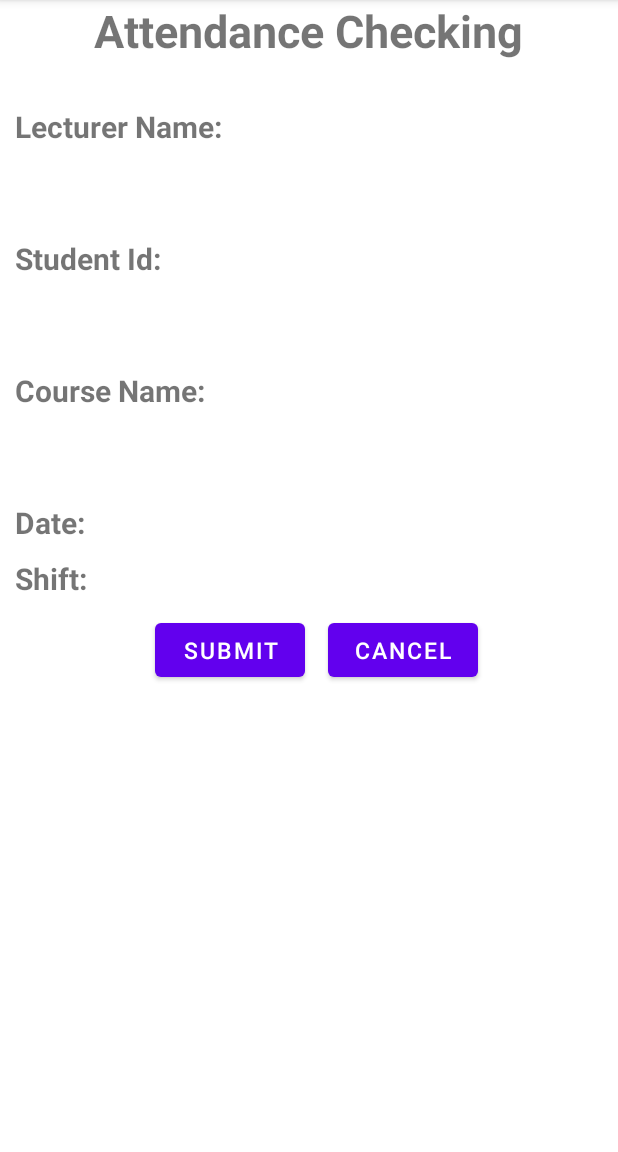
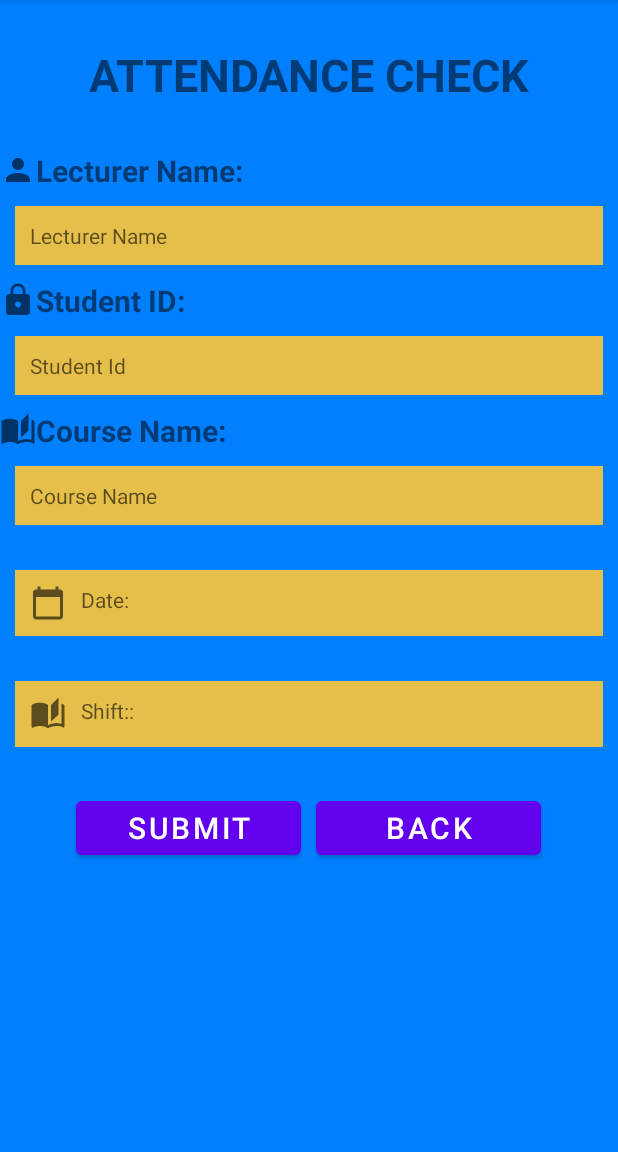
Before and after one commit to letannam1999/Systhesis-project, an Android app: the CheckAttendance screen opened directly, with no data from a screen before it, on a phone screen of 412 x 824 dp, the part 84-1236 px from its top. Run offline under Robolectric (Android 15) with nearby library versions, the light colour scheme and no system bars; 5 statements that could not run were skipped.

Commit message:
Complete design all UI

```diff
--- /dev/null
+++ b/Systhesis_project/app/src/main/res/drawable/nsinh.xml
@@ -0,0 +1,10 @@
+<vector xmlns:android="http://schemas.android.com/apk/res/android"
+    android:width="24dp"
+    android:height="24dp"
+    android:viewportWidth="24"
+    android:viewportHeight="24"
+    android:tint="?attr/colorControlNormal">
+  <path
+      android:fillColor="@android:color/white"
+      android:pathData="M20,3h-1L19,1h-2v2L7,3L7,1L5,1v2L4,3c-1.1,0 -2,0.9 -2,2v16c0,1.1 0.9,2 2,2h16c1.1,0 2,-0.9 2,-2L22,5c0,-1.1 -0.9,-2 -2,-2zM20,21L4,21L4,8h16v13z"/>
+</vector>
--- /dev/null
+++ b/Systhesis_project/app/src/main/res/drawable/pass.xml
@@ -0,0 +1,10 @@
+<vector xmlns:android="http://schemas.android.com/apk/res/android"
+    android:width="24dp"
+    android:height="24dp"
+    android:viewportWidth="24"
+    android:viewportHeight="24"
+    android:tint="?attr/colorControlNormal">
+  <path
+      android:fillColor="@android:color/white"
+      android:pathData="M18,8h-1L17,6c0,-2.76 -2.24,-5 -5,-5S7,3.24 7,6v2L6,8c-1.1,0 -2,0.9 -2,2v10c0,1.1 0.9,2 2,2h12c1.1,0 2,-0.9 2,-2L20,10c0,-1.1 -0.9,-2 -2,-2zM12,17c-1.1,0 -2,-0.9 -2,-2s0.9,-2 2,-2 2,0.9 2,2 -0.9,2 -2,2zM15.1,8L8.9,8L8.9,6c0,-1.71 1.39,-3.1 3.1,-3.1 1.71,0 3.1,1.39 3.1,3.1v2z"/>
+</vector>
--- /dev/null
+++ b/Systhesis_project/app/src/main/res/drawable/status.xml
@@ -0,0 +1,10 @@
+<vector xmlns:android="http://schemas.android.com/apk/res/android"
+    android:width="24dp"
+    android:height="24dp"
+    android:viewportWidth="24"
+    android:viewportHeight="24"
+    android:tint="?attr/colorControlNormal">
+  <path
+      android:fillColor="@android:color/white"
+      android:pathData="M19,1l-5,5v11l5,-4.5L19,1zM1,6v14.65c0,0.25 0.25,0.5 0.5,0.5 0.1,0 0.15,-0.05 0.25,-0.05C3.1,20.45 5.05,20 6.5,20c1.95,0 4.05,0.4 5.5,1.5L12,6c-1.45,-1.1 -3.55,-1.5 -5.5,-1.5S2.45,4.9 1,6zM23,19.5L23,6c-0.6,-0.45 -1.25,-0.75 -2,-1v13.5c-1.1,-0.35 -2.3,-0.5 -3.5,-0.5 -1.7,0 -4.15,0.65 -5.5,1.5v2c1.35,-0.85 3.8,-1.5 5.5,-1.5 1.65,0 3.35,0.3 4.75,1.05 0.1,0.05 0.15,0.05 0.25,0.05 0.25,0 0.5,-0.25 0.5,-0.5v-1.1z"/>
+</vector>
--- /dev/null
+++ b/Systhesis_project/app/src/main/res/drawable/username.xml
@@ -0,0 +1,10 @@
+<vector xmlns:android="http://schemas.android.com/apk/res/android"
+    android:width="24dp"
+    android:height="24dp"
+    android:viewportWidth="24"
+    android:viewportHeight="24"
+    android:tint="?attr/colorControlNormal">
+  <path
+      android:fillColor="@android:color/white"
+      android:pathData="M12,12c2.21,0 4,-1.79 4,-4s-1.79,-4 -4,-4 -4,1.79 -4,4 1.79,4 4,4zM12,14c-2.67,0 -8,1.34 -8,4v2h16v-2c0,-2.66 -5.33,-4 -8,-4z"/>
+</vector>
--- a/Systhesis_project/app/src/main/res/layout/activity_check_attendance.xml
+++ b/Systhesis_project/app/src/main/res/layout/activity_check_attendance.xml
@@ -1,91 +1,105 @@
 <?xml version="1.0" encoding="utf-8"?>
-<LinearLayout xmlns:android="http://schemas.android.com/apk/res/android"
+<RelativeLayout xmlns:android="http://schemas.android.com/apk/res/android"
     xmlns:app="http://schemas.android.com/apk/res-auto"
+    android:id="@+id/activity_main"
     xmlns:tools="http://schemas.android.com/tools"
     android:layout_width="match_parent"
     android:layout_height="match_parent"
     android:orientation="vertical"
+    android:background="#0080ff"
     tools:context=".CheckAttendance">
 
+
+    <LinearLayout
+        android:layout_width="match_parent"
+        android:layout_height="match_parent"
+        android:orientation="vertical">
+
         <TextView
+            android:id="@+id/accountName"
+            android:text="ATTENDANCE CHECK"
+            android:layout_width="match_parent"
+            android:layout_height="100dp"
+            android:gravity="center"
+            android:textStyle="bold"
+            android:textSize="30dp" />
+
+        <TextView
+            android:drawableLeft="@drawable/username"
             android:layout_width="wrap_content"
             android:layout_height="wrap_content"
-        android:text="Attendance Checking"
-        android:textSize="30dp"
-        android:layout_gravity="center"
-        android:textStyle="bold"/>
-
-    <TextView
-        android:layout_width="match_parent"
-        android:layout_height="wrap_content"
-        android:textStyle="bold"
             android:text="Lecturer Name:"
             android:textSize="20dp"
-        android:layout_marginLeft="10dp"
-        android:layout_marginTop="30dp"/>
-
+            android:textStyle="bold"/>
         <TextView
             android:id="@+id/lecturerName"
             android:layout_width="match_parent"
             android:layout_height="wrap_content"
-        android:textSize="30dp"
-        android:layout_marginLeft="10dp"
-        android:layout_marginTop="10dp"/>
-
+            android:background="@color/white"
+            android:backgroundTint="#E6BF4A"
+            android:hint="Lecturer Name"
+            android:padding="10dp"
+            android:layout_margin="10dp"
+            android:drawablePadding="10dp"
+            />
+        <TextView
+            android:drawableLeft="@drawable/pass"
+            android:layout_width="wrap_content"
+            android:layout_height="wrap_content"
+            android:text="Student ID:"
+            android:textSize="20dp"
+            android:textStyle="bold"/>
         <TextView
             android:layout_width="match_parent"
             android:layout_height="wrap_content"
-        android:textStyle="bold"
-        android:text="Student Id:"
-        android:textSize="20dp"
-        android:layout_marginLeft="10dp"
-        android:layout_marginTop="10dp"/>
+            android:id="@+id/studentId"
+            android:backgroundTint="#E6BF4A"
+            android:background="@color/white"
+            android:hint="Student Id"
+            android:padding="10dp"
+            android:layout_margin="10dp"
+            android:drawablePadding="10dp"
+            />
 
         <TextView
-        android:id="@+id/studentId"
-        android:layout_width="match_parent"
+            android:drawableLeft="@drawable/status"
+            android:layout_width="wrap_content"
             android:layout_height="wrap_content"
-        android:textSize="30dp"
-        android:layout_marginLeft="10dp"
-        android:layout_marginTop="10dp"/>
-
+            android:text="Course Name:"
+            android:textSize="20dp"
+            android:textStyle="bold"/>
         <TextView
             android:layout_width="match_parent"
             android:layout_height="wrap_content"
-        android:text="Course Name:"
-        android:textSize="20dp"
-        android:textStyle="bold"
-        android:layout_marginLeft="10dp"
-        android:layout_marginTop="10dp"/>
-
-    <TextView
             android:id="@+id/courseName"
-        android:layout_width="match_parent"
-        android:layout_height="wrap_content"
-        android:textSize="30dp"
-        android:layout_marginLeft="10dp"
-        android:layout_marginTop="10dp"/>
+            android:background="@color/white"
+            android:hint="Course Name"
+            android:backgroundTint="#E6BF4A"
+            android:padding="10dp"
+            android:layout_margin="10dp"
+            android:drawablePadding="10dp"
+            />
 
         <LinearLayout
+
             android:layout_width="match_parent"
             android:layout_height="wrap_content"
             android:orientation="horizontal"
             android:layout_marginTop="10dp"
-        android:layout_marginLeft="10dp">
+            >
 
             <TextView
-            android:layout_width="70dp"
-            android:layout_height="wrap_content"
-            android:textStyle="bold"
-            android:text="Date:"
-            android:textSize="20dp" />
-
-        <TextView
+                android:drawableLeft="@drawable/nsinh"
                 android:id="@+id/dateNow"
                 android:layout_width="match_parent"
                 android:layout_height="wrap_content"
-            android:textSize="20dp"
-            android:layout_marginLeft="10dp" />
+                android:background="@color/white"
+                android:hint="Date:"
+                android:padding="10dp"
+                android:layout_margin="10dp"
+                android:backgroundTint="#E6BF4A"
+                android:drawablePadding="10dp"
+                />
         </LinearLayout>
 
         <LinearLayout
@@ -93,48 +107,50 @@
             android:layout_height="wrap_content"
             android:orientation="horizontal"
             android:layout_marginTop="10dp"
-        android:layout_marginLeft="10dp">
+            >
 
             <TextView
-            android:layout_width="70dp"
-            android:layout_height="wrap_content"
-            android:textStyle="bold"
-            android:text="Shift:"
-            android:textSize="20dp" />
-
-        <TextView
-            android:id="@+id/shift"
+                android:drawableLeft="@drawable/status"
                 android:layout_width="match_parent"
                 android:layout_height="wrap_content"
-            android:textSize="20dp"
-            android:layout_marginLeft="10dp" />
+                android:id="@+id/shift"
+                android:background="@color/white"
+                android:hint="Shift::"
+                android:padding="10dp"
+                android:layout_margin="10dp"
+                android:drawablePadding="10dp"
+                android:backgroundTint="#E6BF4A"
+                />
         </LinearLayout>
 
         <LinearLayout
             android:layout_width="match_parent"
             android:layout_height="wrap_content"
             android:orientation="horizontal"
-        android:gravity="center"
-        android:layout_marginTop="10dp"
-        android:layout_marginLeft="10dp">
+            android:layout_marginTop="20dp"
+            android:layout_gravity="center"
+            android:gravity="center">
 
             <Button
                 android:id="@+id/confirm_checkatendance"
-            android:layout_width="100dp"
+                android:layout_width="150dp"
                 android:layout_height="wrap_content"
                 android:layout_gravity="center"
+                android:gravity="center"
                 android:text="Submit"
-            android:textSize="15dp"
-            />
+                android:textSize="20dp" />
 
             <Button
                 android:id="@+id/backToMain"
-            android:layout_width="100dp"
+                android:layout_width="150dp"
                 android:layout_height="wrap_content"
+                android:layout_marginLeft="10dp"
                 android:layout_gravity="center"
-            android:layout_marginLeft="15dp"
-            android:textSize="15dp"
-            android:text="Cancel" />
+                android:gravity="center"
+                android:text="Back"
+                android:textSize="20dp" />
+        </LinearLayout>
 
     </LinearLayout>
-</LinearLayout>
+
+</RelativeLayout>
--- a/Systhesis_project/app/src/main/res/mipmap-anydpi-v26/ic_launcher.xml
+++ b/Systhesis_project/app/src/main/res/mipmap-anydpi-v26/ic_launcher.xml
@@ -1,5 +1,4 @@
 <?xml version="1.0" encoding="utf-8"?>
 <adaptive-icon xmlns:android="http://schemas.android.com/apk/res/android">
     <background android:drawable="@drawable/ic_launcher_background" />
-    <foreground android:drawable="@drawable/ic_launcher_foreground" />
 </adaptive-icon>
```
Also changed, not shown: Systhesis_project/app/src/main/java/com/example/systhesis_project/ViewAccount.java (+8 -5 lines), Systhesis_project/app/src/main/res/drawable/call.xml (added, +10 -0 lines), Systhesis_project/app/src/main/res/drawable/gmail.xml (added, +10 -0 lines), Systhesis_project/app/src/main/res/drawable/name.xml (added, +10 -0 lines), Systhesis_project/app/src/main/res/layout/activity_change_pass.xml (+57 -31 lines), Systhesis_project/app/src/main/res/layout/activity_login.xml (+42 -18 lines), Systhesis_project/app/src/main/res/layout/activity_main.xml (+4 -3 lines), Systhesis_project/app/src/main/res/layout/activity_view_account.xml (+43 -49 lines), Systhesis_project/app/src/main/res/drawable/hutech.png (added). Lines whose indentation alone changed are shown as unchanged.
